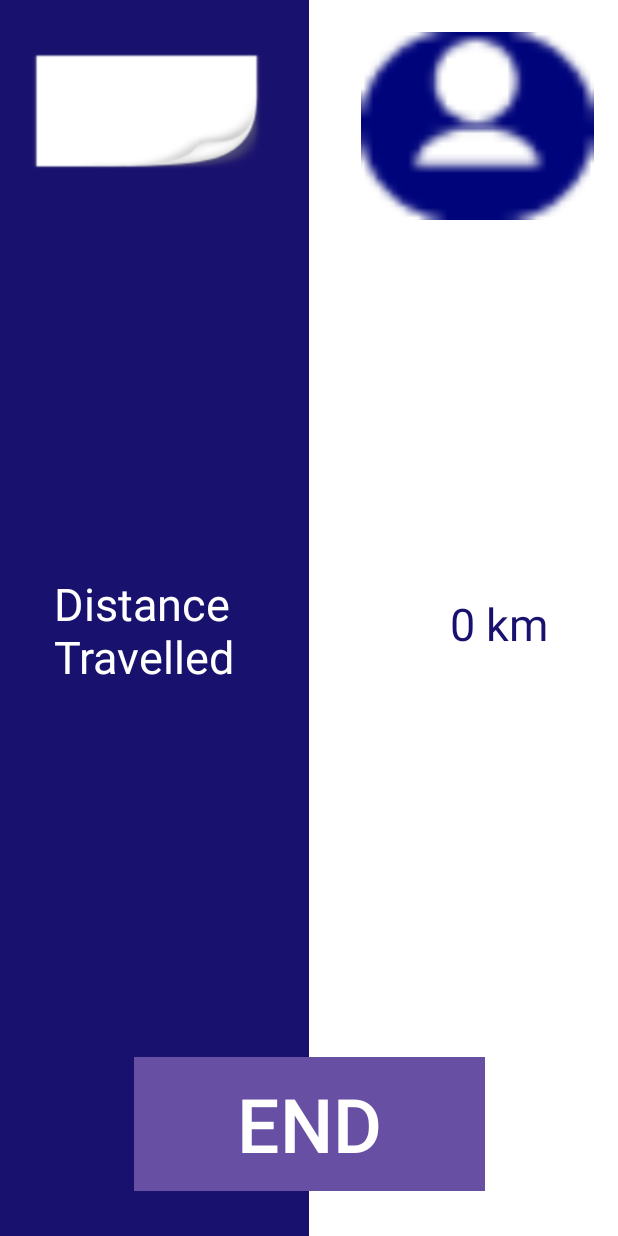
After one commit to MargaretLJ/DutyLog-, an Android app: the layout result.xml on its own in the app's theme, with its tools: preview values and no code run, on a phone screen of 412 x 824 dp. The commit adds this screen. Run offline under Robolectric (Android 15) with nearby library versions, the phone set to English and light mode, and no system bars.

Commit message:
end-tracking not working

```diff
--- a/app/src/main/AndroidManifest.xml
+++ b/app/src/main/AndroidManifest.xml
@@ -23,6 +23,7 @@
         <activity
             android:name=".LoginActivity"
 
+
             android:exported="true">
 
 
@@ -33,6 +34,8 @@
             </intent-filter>
         </activity>
         <activity android:name=".MainActivity"
+            android:exported="true"/>
+        <activity android:name=".ResultActivity"
             android:exported="true"/>
 
         <service
--- /dev/null
+++ b/app/src/main/res/layout/result.xml
@@ -0,0 +1,103 @@
+<?xml version="1.0" encoding="utf-8"?>
+<androidx.constraintlayout.widget.ConstraintLayout xmlns:android="http://schemas.android.com/apk/res/android"
+    xmlns:app="http://schemas.android.com/apk/res-auto"
+    xmlns:tools="http://schemas.android.com/tools"
+    android:id="@+id/main"
+    android:layout_width="match_parent"
+    android:layout_height="match_parent">
+
+    <!-- Left side (profile and company name) -->
+    <LinearLayout
+        android:id="@+id/left_side"
+        android:layout_width="0dp"
+        android:layout_height="match_parent"
+        android:background="#19116E"
+        android:gravity="center"
+        android:orientation="vertical"
+        app:layout_constraintBottom_toBottomOf="parent"
+        app:layout_constraintEnd_toStartOf="@+id/right_side"
+        app:layout_constraintStart_toStartOf="parent"
+        app:layout_constraintTop_toTopOf="parent"
+        app:layout_constraintVertical_bias="0.0">
+
+        <!-- Work Mode text -->
+        <TextView
+            android:id="@+id/distance"
+            android:layout_width="wrap_content"
+            android:layout_height="wrap_content"
+            android:text="Distance Travelled"
+            android:textColor="@color/white"
+            android:textSize="30dp"
+            android:layout_marginStart="24dp"
+            android:layout_marginTop="16dp"
+            app:layout_constraintStart_toStartOf="parent"
+            app:layout_constraintTop_toTopOf="parent" />
+
+    </LinearLayout>
+
+    <ImageView
+        android:id="@+id/company_label"
+        android:layout_width="163dp"
+        android:layout_height="116dp"
+        android:layout_marginStart="16dp"
+        android:layout_marginTop="16dp"
+        android:src="@drawable/company_logo"
+        app:layout_constraintStart_toStartOf="parent"
+        app:layout_constraintTop_toTopOf="parent" />
+
+    <!-- Right side (slider and profile image) -->
+    <LinearLayout
+        android:id="@+id/right_side"
+        android:layout_width="0dp"
+        android:layout_height="match_parent"
+        android:background="@color/white"
+        android:gravity="center"
+        android:orientation="vertical"
+        app:layout_constraintEnd_toEndOf="parent"
+        app:layout_constraintStart_toEndOf="@+id/left_side"
+        app:layout_constraintTop_toTopOf="parent"
+        app:layout_constraintBottom_toBottomOf="parent">
+
+        <!-- Big slider -->
+        <TextView
+            android:id="@+id/total_distance"
+            android:layout_width="wrap_content"
+            android:layout_height="wrap_content"
+            android:text="0 km"
+
+            android:textColor="#19116E"
+            android:textSize="30dp"
+            android:layout_marginStart="24dp"
+            android:layout_marginTop="8dp"
+            app:layout_constraintStart_toStartOf="parent"
+            app:layout_constraintTop_toBottomOf="@+id/distance_travelled_label" />
+
+
+    </LinearLayout>
+
+    <Button
+        android:id="@+id/logout_button"
+        android:textSize="50dp"
+        android:layout_width="234dp"
+        android:layout_height="89dp"
+        android:layout_marginBottom="30dp"
+
+        android:background="#000000"
+        android:text="END"
+        android:textColor="@android:color/white"
+
+        app:layout_constraintBottom_toBottomOf="parent"
+        app:layout_constraintEnd_toEndOf="parent"
+        app:layout_constraintStart_toStartOf="parent" />
+
+    <ImageView
+        android:id="@+id/example_view"
+        android:layout_width="155dp"
+        android:layout_height="136dp"
+        android:layout_marginTop="16dp"
+        android:layout_marginEnd="16dp"
+        android:src="@drawable/white_person_profile"
+        app:layout_constraintEnd_toEndOf="parent"
+        app:layout_constraintTop_toTopOf="parent" />
+
+</androidx.constraintlayout.widget.ConstraintLayout>
--- a/app/src/main/res/values/colors.xml
+++ b/app/src/main/res/values/colors.xml
@@ -5,7 +5,7 @@
     <color name="background_color">#000000</color>
     <color name="thumb_checked">#4CAF50</color>
     <color name="thumb_unchecked">#000000</color>
-    <color name="track_checked">#333333</color>
+    <color name="track_checked">#19116E</color>
     <color name="track_unchecked">#B5ABD1</color>
     <color name="text_color">#333333</color>
 </resources>
```
Also changed, not shown: app/src/main/java/in/codefane/dutylog/LocationService.java (+10 -2 lines), app/src/main/java/in/codefane/dutylog/LoginActivity.java (+8 -3 lines), app/src/main/java/in/codefane/dutylog/MainActivity.java (+158 -4 lines), app/src/main/java/in/codefane/dutylog/ResultActivity.java (added, +24 -0 lines), app/src/main/java/in/codefane/dutylog/Sqlitedatabase.java (+169 -17 lines).
